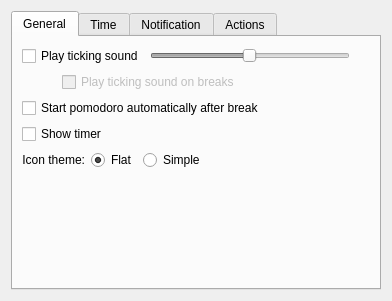
Above: contents/ui/config.ui from arthurtaborda/Tomatoid before the change. Below: the same form after it.
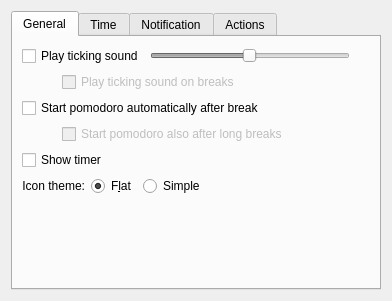
That is the form after the change. Custom widgets are drawn as their Qt base class.

Commit message: Added configuration options in UI and improved debugging logic in logic.js

The edit to the form file:
```diff
--- a/contents/ui/config.ui
+++ b/contents/ui/config.ui
@@ -148,6 +148,39 @@
          </item>
         </layout>
        </item>
+       <item>
+        <layout class="QHBoxLayout" name="horizontalLayout_4">
+         <item>
+          <spacer name="horizontalSpacer_4">
+           <property name="orientation">
+            <enum>Qt::Horizontal</enum>
+           </property>
+           <property name="sizeType">
+            <enum>QSizePolicy::Fixed</enum>
+           </property>
+           <property name="sizeHint" stdset="0">
+            <size>
+             <width>40</width>
+             <height>20</height>
+            </size>
+           </property>
+          </spacer>
+         </item>
+         <item>
+          <widget class="QCheckBox" name="kcfg_completeContinuosMode">
+           <property name="enabled">
+            <bool>false</bool>
+           </property>
+           <property name="text">
+            <string>Start pomodoro also after long breaks</string>
+           </property>
+           <property name="checkable">
+            <bool>true</bool>
+           </property>
+          </widget>
+         </item>
+        </layout>
+       </item>
        <item>
         <layout class="QHBoxLayout" name="horizontalLayout_5">
          <item>
@@ -187,7 +220,7 @@
          <item>
           <widget class="QRadioButton" name="kcfg_flatIconTheme">
            <property name="text">
-            <string>Flat</string>
+            <string>F&amp;lat</string>
            </property>
            <property name="checked">
             <bool>true</bool>
```
Left out of the diff: 18 changed lines with no effect on the pictures. The commit also changes 2 other files.
